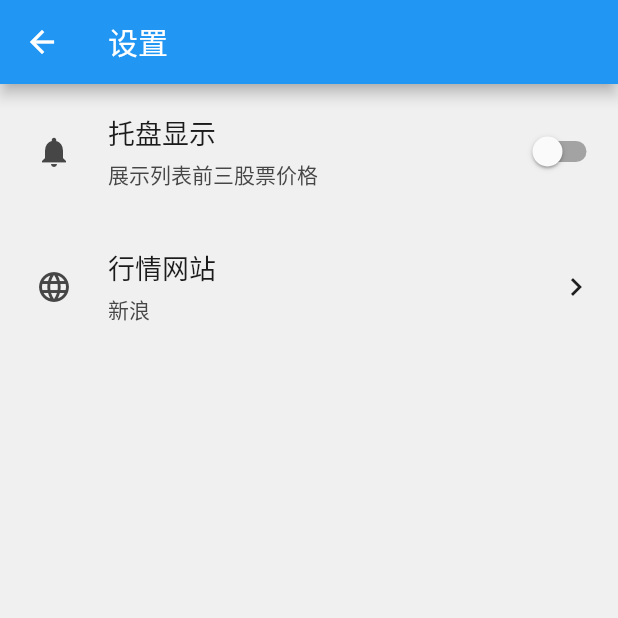
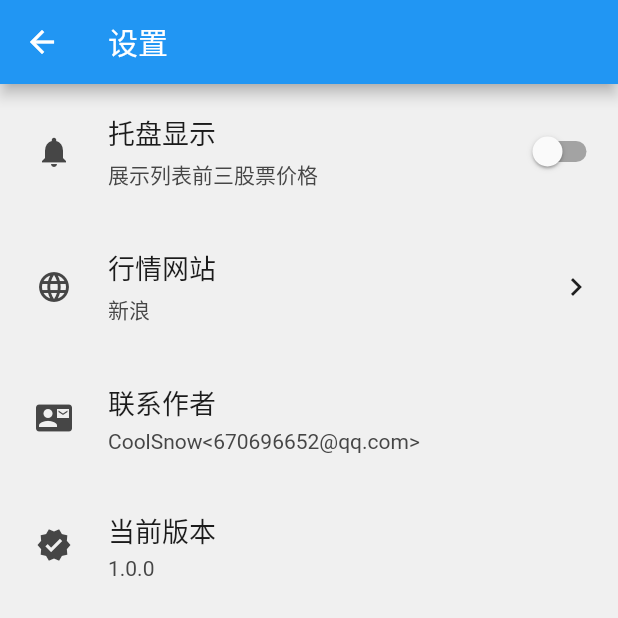
Before and after one commit to RealCoolSnow/stock-helper, a Flutter app: the SettingPage screen opened directly, on a phone screen of 412 x 824 dp, the top half of it. Run offline on Flutter 3.47's test engine with Material 2 defaults, Android fonts, the phone set to English and light mode, and no system bars; drawn by our look-alikes of settings_ui; our stand-ins replace dio, fluro, logger, package_info, shared_preferences, sqflite; missing offline and left inert: flustars, flutter_status_bar; accounts and stored records are empty; network calls fail; statements that could not run were skipped.

Commit message:
update setting

```diff
--- a/lib/ui/pages/setting.dart
+++ b/lib/ui/pages/setting.dart
@@ -1,5 +1,6 @@
 import 'package:fluro/fluro.dart';
 import 'package:flutter/material.dart';
+import 'package:package_info/package_info.dart';
 import 'package:settings_ui/settings_ui.dart';
 import 'package:stock_helper/config/config.dart';
 import 'package:stock_helper/config/pref_key.dart';
@@ -18,12 +19,16 @@ class SettingPage extends StatefulWidget {
 class _SettingPageState extends State<SettingPage> {
   bool _settingTrayIcon = PrefDefault.settingTrayIcon;
   String _stockWebSite = '';
+  String _version = '';
   _SettingPageState() {
     Pref.getBool(PrefKey.settingTrayIcon, PrefDefault.settingTrayIcon)
         .then((value) {
       _settingTrayIcon = value;
     });
     _updateStockWebSite();
+    PackageInfo.fromPlatform().then((PackageInfo packageInfo) {
+      _version = packageInfo.version;
+    });
   }
 
   @override
@@ -65,6 +70,18 @@ class _SettingPageState extends State<SettingPage> {
                   });
                 },
               ),
+              SettingsTile(
+                title: I18n.of(context).text('contant_author'),
+                subtitle: "CoolSnow<670696652@qq.com>",
+                leading: Icon(Icons.contact_mail),
+                onPressed: (BuildContext context) {},
+              ),
+              SettingsTile(
+                title: I18n.of(context).text('version'),
+                subtitle: _version,
+                leading: Icon(Icons.verified),
+                onPressed: (BuildContext context) {},
+              ),
             ],
           ),
         ],
--- a/locale/i18n_zh.json
+++ b/locale/i18n_zh.json
@@ -17,5 +17,7 @@
   "xueqiu": "雪球",
   "tonghuashun": "同花顺",
   "add_stock_tip": "请先添加股票",
-  "view": "查看"
+  "view": "查看",
+  "version": "当前版本",
+  "contant_author": "联系作者"
 }
--- a/pubspec.yaml
+++ b/pubspec.yaml
@@ -45,6 +45,7 @@ dependencies:
   url_launcher: ^5.7.10
   # https://pub.flutter-io.cn/packages/settings_ui
   settings_ui: ^0.5.0
+  package_info: ^0.4.3+2
   flutter_status_bar:
     git:
       url: https://github.com/RealCoolSnow/flutter_status_bar_plugin.git
```
Also changed, not shown: pubspec.lock, 2 other files.
